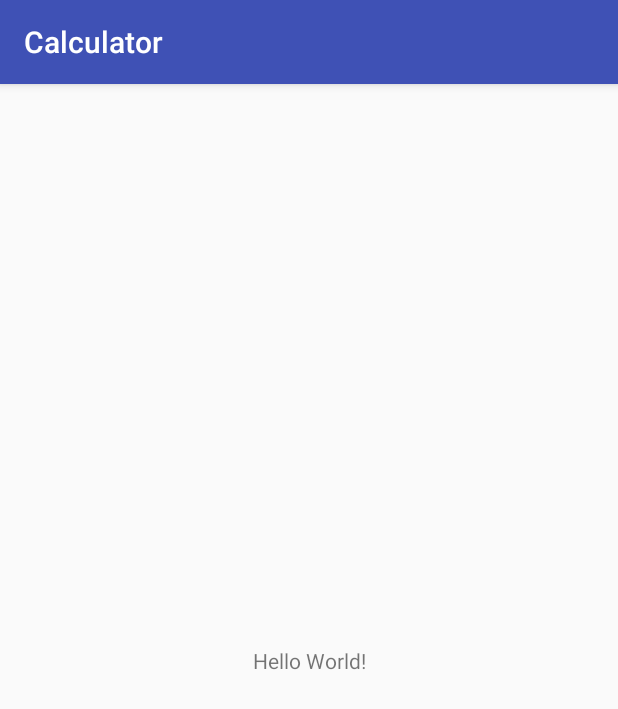
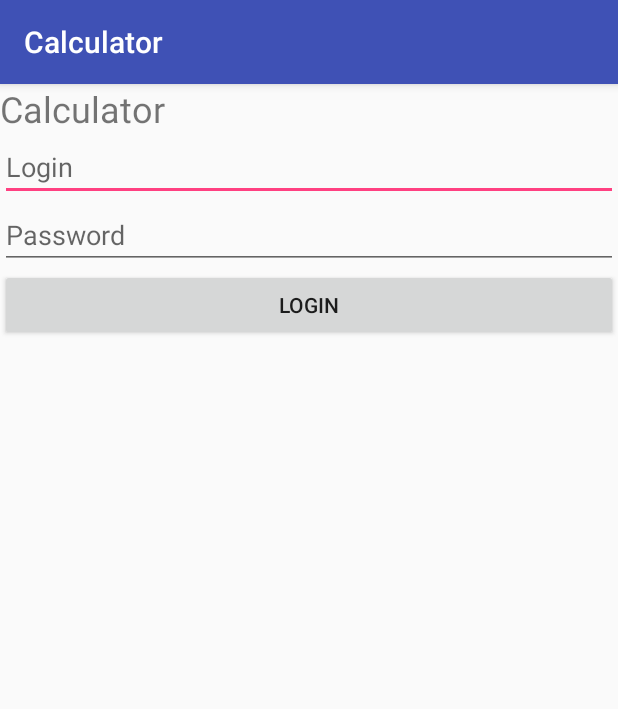
Before and after one commit to sergioko737/Calculator, an Android app: the screen it shows after launch (MainActivity), on a phone screen of 412 x 824 dp. Shown: the top 709 px of the screen. Run offline under Robolectric (Android 15) with nearby library versions, the phone set to English and light mode, and no system bars.

```diff
--- a/app/src/main/AndroidManifest.xml
+++ b/app/src/main/AndroidManifest.xml
@@ -16,6 +16,7 @@
                 <category android:name="android.intent.category.LAUNCHER" />
             </intent-filter>
         </activity>
+        <activity android:name=".Calculator" />
     </application>
 
 </manifest>
--- a/app/src/main/java/com/example/android/calculator/MainActivity.java
+++ b/app/src/main/java/com/example/android/calculator/MainActivity.java
@@ -1,13 +1,30 @@
 package com.example.android.calculator;
 
+import android.content.Intent;
+import android.os.Bundle;
 import android.support.v7.app.AppCompatActivity;
-import android.os.Bundle;
+import android.view.View;
+import android.widget.Button;
 
 public class MainActivity extends AppCompatActivity {
+
+    private Button loginButton;
 
     @Override
     protected void onCreate(Bundle savedInstanceState) {
         super.onCreate(savedInstanceState);
         setContentView(R.layout.activity_main);
+
+        loginButton = (Button)findViewById(R.id.loginButton);
+        loginButton.setOnClickListener(new View.OnClickListener(){
+
+            @Override
+            public void onClick(View v){
+                Intent calculator = new Intent(MainActivity.this, Calculator.class);
+
+                startActivity(calculator);
+            }
+        });
     }
+
 }
--- /dev/null
+++ b/app/src/main/res/layout/activity_history.xml
@@ -0,0 +1,6 @@
+<?xml version="1.0" encoding="utf-8"?>
+<LinearLayout xmlns:android="http://schemas.android.com/apk/res/android"
+    android:orientation="vertical" android:layout_width="match_parent"
+    android:layout_height="match_parent">
+
+</LinearLayout>
--- a/app/src/main/res/layout/activity_main.xml
+++ b/app/src/main/res/layout/activity_main.xml
@@ -1,18 +1,40 @@
 <?xml version="1.0" encoding="utf-8"?>
-<android.support.constraint.ConstraintLayout xmlns:android="http://schemas.android.com/apk/res/android"
+<LinearLayout xmlns:android="http://schemas.android.com/apk/res/android"
     xmlns:app="http://schemas.android.com/apk/res-auto"
     xmlns:tools="http://schemas.android.com/tools"
     android:layout_width="match_parent"
     android:layout_height="match_parent"
+    android:orientation="vertical"
     tools:context="com.example.android.calculator.MainActivity">
 
     <TextView
         android:layout_width="wrap_content"
         android:layout_height="wrap_content"
-        android:text="Hello World!"
-        app:layout_constraintBottom_toBottomOf="parent"
-        app:layout_constraintLeft_toLeftOf="parent"
-        app:layout_constraintRight_toRightOf="parent"
-        app:layout_constraintTop_toTopOf="parent" />
+        android:text="Calculator"
+        android:textSize="24sp"
+        />
 
-</android.support.constraint.ConstraintLayout>
+    <EditText
+        android:id="@+id/loginEditText"
+        android:layout_width="match_parent"
+        android:layout_height="wrap_content"
+        android:ems="10"
+        android:hint="Login"
+        android:inputType="textPersonName" />
+
+    <EditText
+        android:id="@+id/passwordEditText"
+        android:layout_width="match_parent"
+        android:layout_height="wrap_content"
+        android:ems="10"
+        android:hint="Password"
+        android:inputType="textPassword" />
+
+    <Button
+        android:id="@+id/loginButton"
+        android:layout_width="match_parent"
+        android:layout_height="wrap_content"
+        android:text="Login" />
+
+
+</LinearLayout>
--- /dev/null
+++ b/app/src/main/res/layout/activity_settings.xml
@@ -0,0 +1,6 @@
+<?xml version="1.0" encoding="utf-8"?>
+<LinearLayout xmlns:android="http://schemas.android.com/apk/res/android"
+    android:orientation="vertical" android:layout_width="match_parent"
+    android:layout_height="match_parent">
+
+</LinearLayout>
```
Also changed, not shown: app/src/main/java/com/example/android/calculator/Calculator.java (added, +26 -0 lines), app/src/main/java/com/example/android/calculator/History.java (added, +24 -0 lines), app/src/main/java/com/example/android/calculator/Settings.java (added, +26 -0 lines), app/src/main/res/layout/activity_calculator.xml (added, +11 -0 lines), app/src/main/res/menu/menu_calculator.xml (added, +22 -0 lines).
